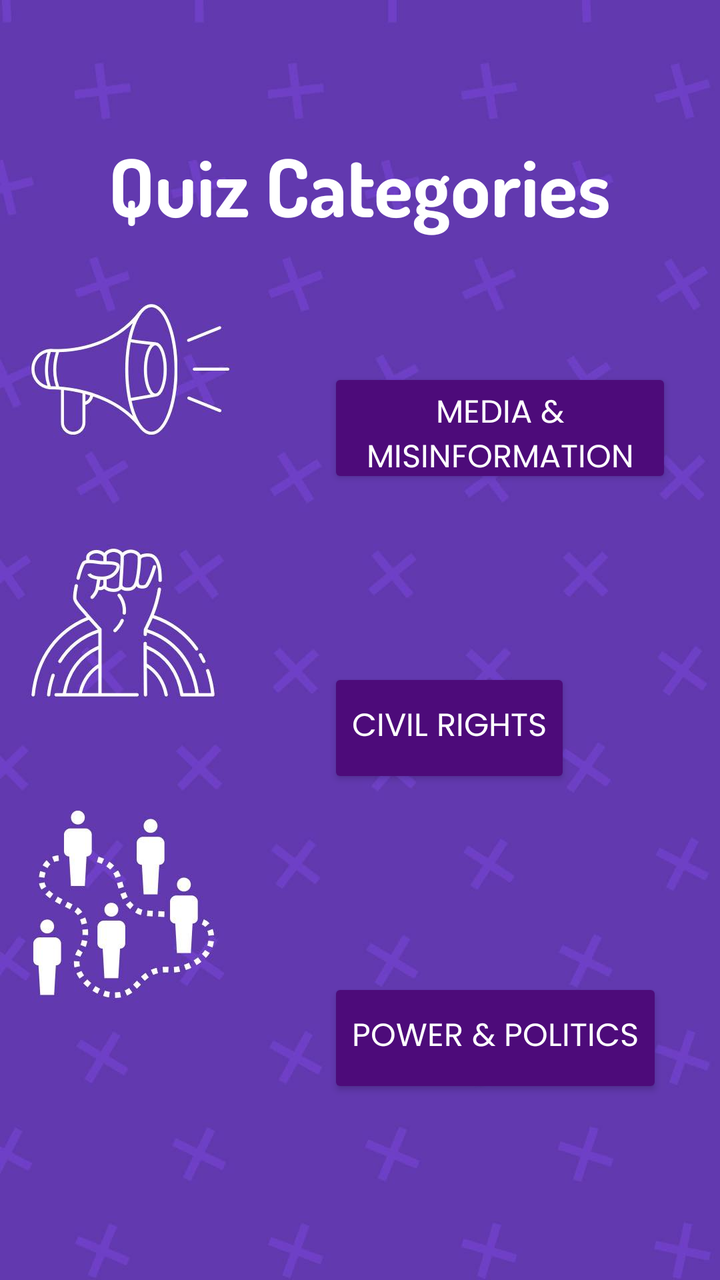
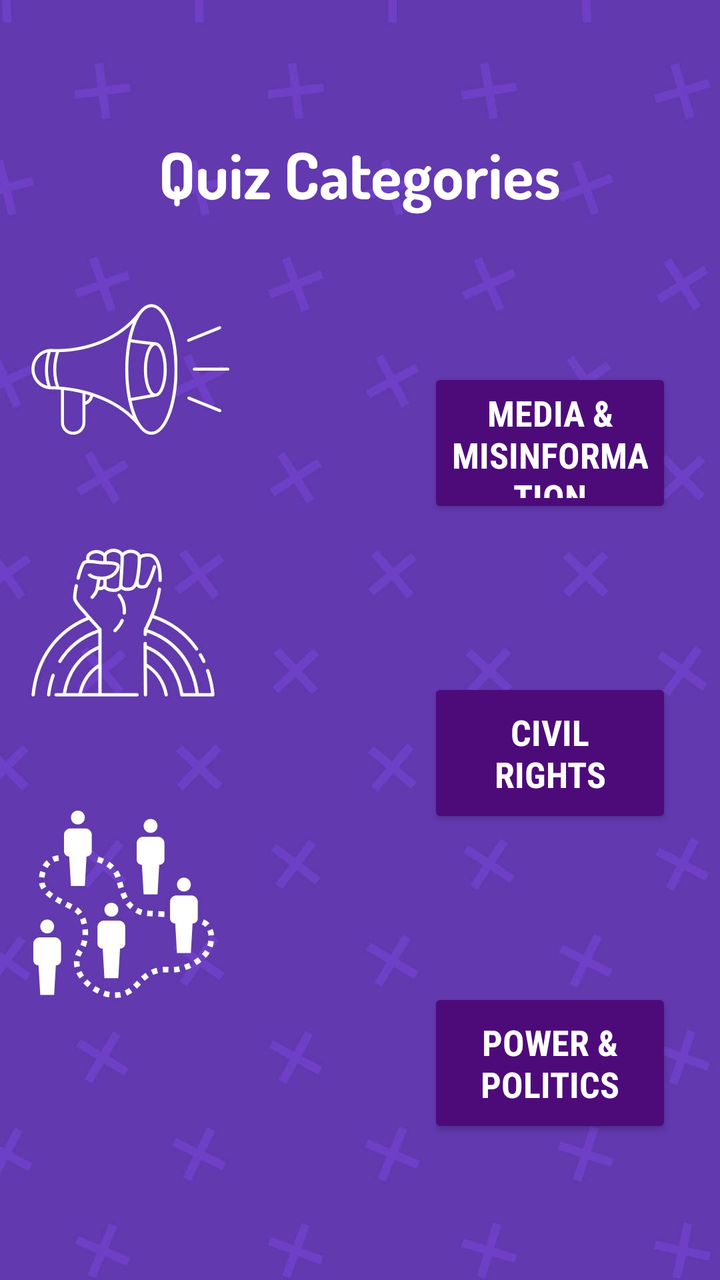

Compare the two renders of this Android layout. The source of the first and the diff that turns it into the second are given below.
<!-- AndroidManifest.xml: application theme Theme.CivicRise -->
<!-- res/layout/activity_quiz_categories.xml -->
<RelativeLayout xmlns:android="http://schemas.android.com/apk/res/android"
    android:layout_width="match_parent"
    android:layout_height="match_parent"
    android:background="@drawable/categories_background"
    android:padding="24dp">

    <TextView
        android:id="@+id/titleQuizCategories"
        android:layout_width="wrap_content"
        android:layout_height="wrap_content"
        android:text="Quiz Categories"
        android:textSize="40sp"
        android:textColor="#FFFFFF"
        android:fontFamily="@font/dosis_bold"
        android:layout_alignParentTop="true"
        android:layout_centerHorizontal="true"
        android:layout_marginTop="40dp" />

    <Button
        android:id="@+id/btnMedia"
        android:layout_width="wrap_content"
        android:layout_height="60dp"
        android:text="Media &amp; Misinformation"
        android:textSize="16sp"
        android:fontFamily="@font/poppins_regular"
        android:backgroundTint="#4D0B7A"
        android:textColor="#FFFFFF"
        android:layout_marginTop="160dp"
        android:layout_alignParentStart="true"
        android:layout_marginStart="140dp" />

    <Button
        android:id="@+id/btnRights"
        android:layout_width="wrap_content"
        android:layout_height="60dp"
        android:text="Civil Rights"
        android:textSize="16sp"
        android:fontFamily="@font/poppins_regular"
        android:backgroundTint="#4D0B7A"
        android:textColor="#FFFFFF"
        android:layout_below="@+id/btnMedia"
        android:layout_marginTop="90dp"
        android:layout_alignStart="@id/btnMedia" />

    <Button
        android:id="@+id/btnPolitics"
        android:layout_width="wrap_content"
        android:layout_height="60dp"
        android:text="Power &amp; Politics"
        android:textSize="16sp"
        android:fontFamily="@font/poppins_regular"
        android:backgroundTint="#4D0B7A"
        android:textColor="#FFFFFF"
        android:layout_below="@+id/btnRights"
        android:layout_marginTop="95dp"
        android:layout_alignStart="@id/btnMedia" />
</RelativeLayout>
<!-- resources referenced by this layout -->
<resources>
  <!-- drawable categories_background: jpg bitmap (drawable, 66716 bytes) -->
  <style name="Theme.CivicRise" parent="Base.Theme.CivicRise" />
  <style name="Base.Theme.CivicRise" parent="Theme.Material3.DayNight.NoActionBar">
          
          
      </style>
</resources>

<!-- the commit's change to res/layout/activity_quiz_categories.xml (unified diff, before → after) -->
@@ -9,49 +9,51 @@
         android:layout_width="wrap_content"
         android:layout_height="wrap_content"
         android:text="Quiz Categories"
-        android:textSize="40sp"
+        android:textSize="32sp"
         android:textColor="#FFFFFF"
         android:fontFamily="@font/dosis_bold"
-        android:layout_alignParentTop="true"
         android:layout_centerHorizontal="true"
-        android:layout_marginTop="40dp" />
+        android:layout_marginTop="40dp"
+        android:layout_alignParentTop="true" />
 
     <Button
         android:id="@+id/btnMedia"
-        android:layout_width="wrap_content"
-        android:layout_height="60dp"
+        android:layout_width="260dp"
+        android:layout_height="75dp"
         android:text="Media &amp; Misinformation"
-        android:textSize="16sp"
-        android:fontFamily="@font/poppins_regular"
+        android:textSize="18sp"
+        android:textColor="#FFFFFF"
+        android:fontFamily="@font/roboto_bold"
         android:backgroundTint="#4D0B7A"
-        android:textColor="#FFFFFF"
         android:layout_marginTop="160dp"
-        android:layout_alignParentStart="true"
-        android:layout_marginStart="140dp" />
+        android:layout_marginStart="190dp"
+        android:layout_alignParentStart="true" />
 
     <Button
         android:id="@+id/btnRights"
-        android:layout_width="wrap_content"
-        android:layout_height="60dp"
+        android:layout_width="260dp"
+        android:layout_height="75dp"
         android:text="Civil Rights"
-        android:textSize="16sp"
-        android:fontFamily="@font/poppins_regular"
+        android:textSize="18sp"
+        android:textColor="#FFFFFF"
+        android:fontFamily="@font/roboto_bold"
         android:backgroundTint="#4D0B7A"
-        android:textColor="#FFFFFF"
-        android:layout_below="@+id/btnMedia"
-        android:layout_marginTop="90dp"
-        android:layout_alignStart="@id/btnMedia" />
+        android:layout_below="@id/btnMedia"
+        android:layout_marginTop="80dp"
+        android:layout_marginStart="190dp"
+        android:layout_alignParentStart="true" />
 
     <Button
         android:id="@+id/btnPolitics"
-        android:layout_width="wrap_content"
-        android:layout_height="60dp"
+        android:layout_width="260dp"
+        android:layout_height="75dp"
         android:text="Power &amp; Politics"
-        android:textSize="16sp"
-        android:fontFamily="@font/poppins_regular"
+        android:textSize="18sp"
+        android:textColor="#FFFFFF"
+        android:fontFamily="@font/roboto_bold"
         android:backgroundTint="#4D0B7A"
-        android:textColor="#FFFFFF"
-        android:layout_below="@+id/btnRights"
-        android:layout_marginTop="95dp"
-        android:layout_alignStart="@id/btnMedia" />
+        android:layout_below="@id/btnRights"
+        android:layout_marginTop="80dp"
+        android:layout_marginStart="190dp"
+        android:layout_alignParentStart="true" />
 </RelativeLayout>
